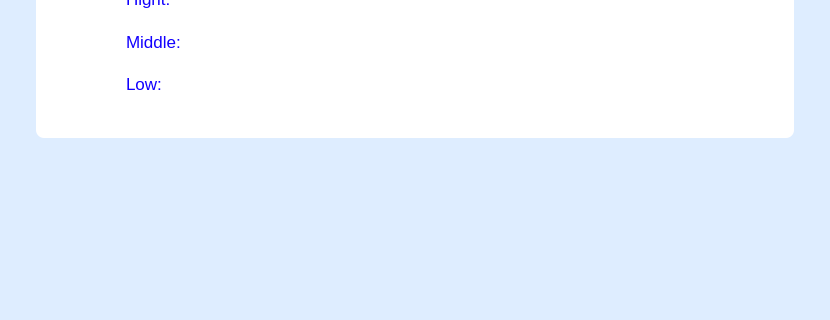
Above: plugins/gui/vulnerability/reports/pdf.ui from openeuler-mirror/ks-ssr before the change; both pictures show x 0 to 830 and y 577 to 897 of the 830 by 1170 pixel window. Below: the same form after it.
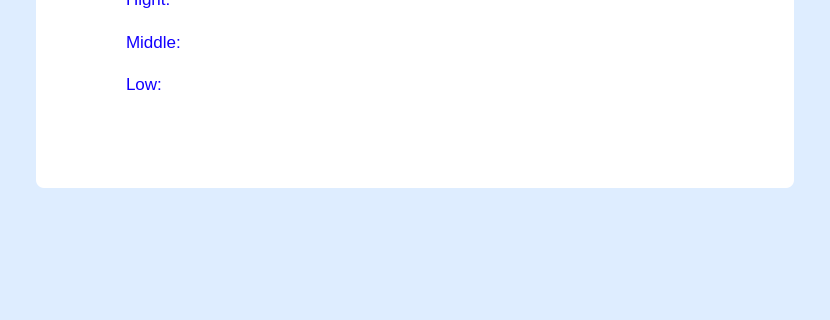
That is the form after the change. Icons and pictures are not drawn.

Commit message: feat（reports）：modify code changes - 界面导出报告加入导出时间

Patch:
```diff
--- a/plugins/gui/vulnerability/reports/pdf.ui
+++ b/plugins/gui/vulnerability/reports/pdf.ui
@@ -19,7 +19,7 @@
      <x>36</x>
      <y>244</y>
      <width>758</width>
-     <height>471</height>
+     <height>521</height>
     </rect>
    </property>
    <property name="styleSheet">
```
